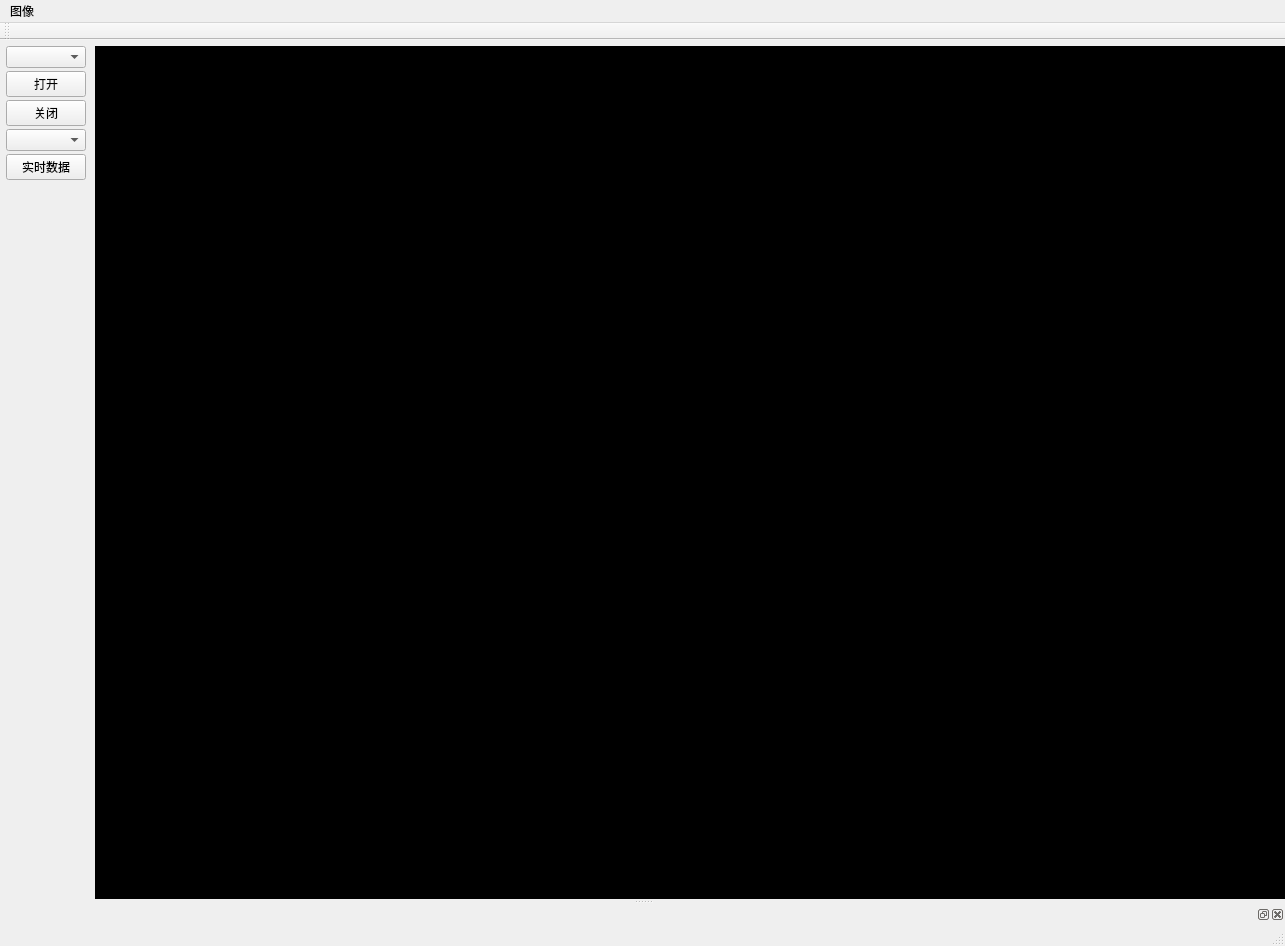
Above: ImageProcess/imageprocess.ui from RgnVaildSm/LearningImageProcess before the change. Below: the same form after it.
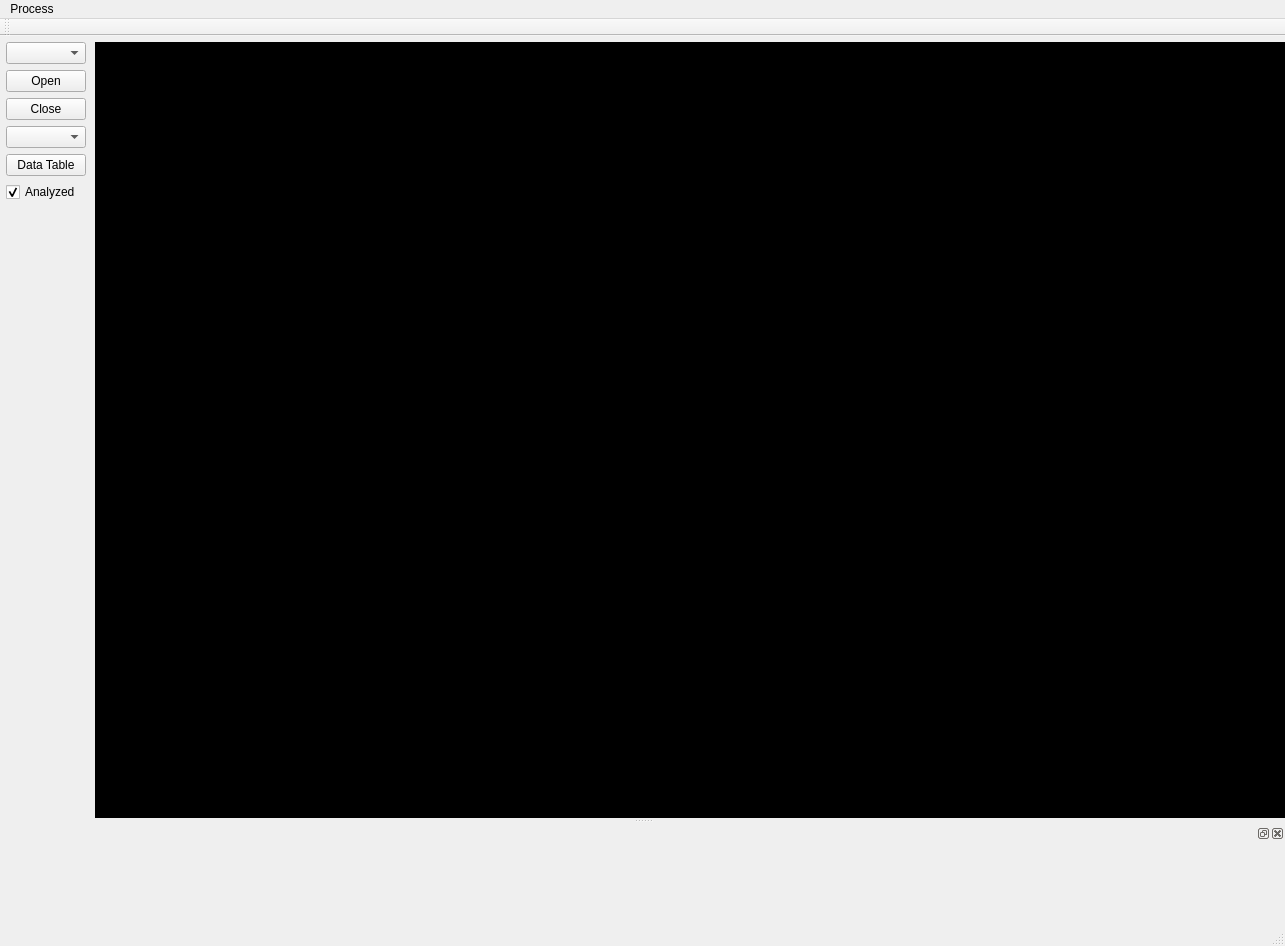
That is the form after the change.

Commit message: 修改对话框异常时的退出逻辑； 调整主线程的打开/关闭相机逻辑；

The edit to the form file:
```diff
--- a/ImageProcess/imageprocess.ui
+++ b/ImageProcess/imageprocess.ui
@@ -43,9 +43,9 @@
      <number>0</number>
     </property>
     <item>
-     <layout class="QVBoxLayout" name="verticalLayout" stretch="0,0,0,0,0,1">
+     <layout class="QVBoxLayout" name="verticalLayout" stretch="0,0,0,0,0,0,1">
       <property name="spacing">
-       <number>3</number>
+       <number>6</number>
       </property>
       <property name="sizeConstraint">
        <enum>QLayout::SetDefaultConstraint</enum>
@@ -63,7 +63,11 @@
        <number>6</number>
       </property>
       <item>
-       <widget class="QComboBox" name="comboBoxCameras"/>
+       <widget class="QComboBox" name="comboBoxCameras">
+        <property name="styleSheet">
+         <string notr="true">text-align: center;</string>
+        </property>
+       </widget>
       </item>
       <item>
        <widget class="QPushButton" name="pushButtonOpen">
@@ -98,7 +102,7 @@
          </size>
         </property>
         <property name="text">
-         <string>打开</string>
+         <string>Open</string>
         </property>
        </widget>
       </item>
@@ -123,23 +127,37 @@
          </size>
         </property>
         <property name="text">
-         <string>关闭</string>
+         <string>Close</string>
         </property>
        </widget>
       </item>
       <item>
-       <widget class="QComboBox" name="comboBoxAlgorithm"/>
+       <widget class="QComboBox" name="comboBoxAlgorithm">
+        <property name="styleSheet">
+         <string notr="true">text-align: center;</string>
+        </property>
+       </widget>
       </item>
       <item>
        <widget class="QPushButton" name="pushButtonAnalyzer">
         <property name="text">
-         <string>实时数据</string>
+         <string>Data Table</string>
         </property>
         <property name="checkable">
          <bool>true</bool>
         </property>
        </widget>
       </item>
+      <item>
+       <widget class="QCheckBox" name="checkBoxAnalyze">
+        <property name="text">
+         <string>Analyzed</string>
+        </property>
+        <property name="checked">
+         <bool>true</bool>
+        </property>
+       </widget>
+      </item>
       <item>
        <spacer name="verticalSpacer">
         <property name="orientation">
@@ -185,12 +203,12 @@
      <x>0</x>
      <y>0</y>
      <width>1285</width>
-     <height>22</height>
+     <height>21</height>
     </rect>
    </property>
    <widget class="QMenu" name="menu">
     <property name="title">
-     <string>图像</string>
+     <string>Process</string>
     </property>
     <addaction name="actionSetting"/>
    </widget>
@@ -206,6 +224,12 @@
   </widget>
   <widget class="QStatusBar" name="statusBar"/>
   <widget class="QDockWidget" name="dockWidget">
+   <property name="minimumSize">
+    <size>
+     <width>81</width>
+     <height>100</height>
+    </size>
+   </property>
    <property name="allowedAreas">
     <set>Qt::BottomDockWidgetArea|Qt::TopDockWidgetArea</set>
    </property>
@@ -213,6 +237,12 @@
     <number>8</number>
    </attribute>
    <widget class="QWidget" name="dockWidgetContents">
+    <property name="sizePolicy">
+     <sizepolicy hsizetype="Expanding" vsizetype="Expanding">
+      <horstretch>0</horstretch>
+      <verstretch>0</verstretch>
+     </sizepolicy>
+    </property>
     <layout class="QVBoxLayout" name="verticalLayout_2">
      <property name="spacing">
       <number>0</number>
```
Left out of the diff: 2 changed lines with no effect on the pictures. The commit also changes 9 other files.
